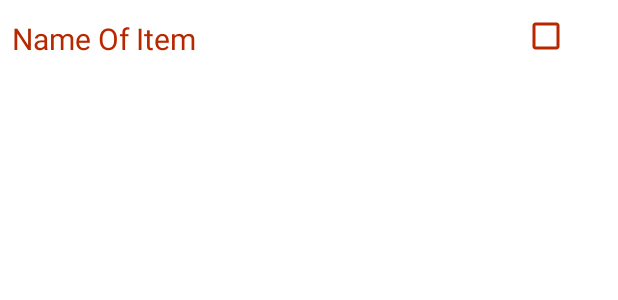
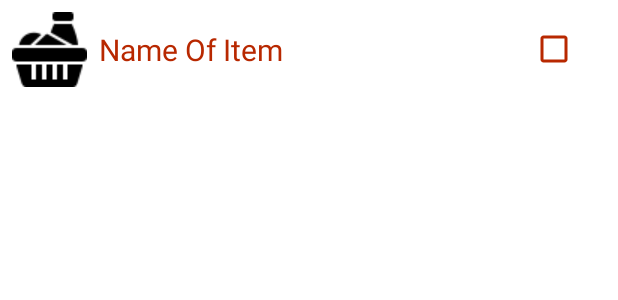
Before and after one commit to SagheerHussainZardari/Chef-Lab, an Android app: the layout recycler_layout_list_of_sub_cat.xml on its own in the app's theme, with its tools: preview values and no code run, on a phone screen of 412 x 824 dp. Shown: the top 300 px of the screen. Run offline under Robolectric (Android 15) with nearby library versions, the phone set to English and light mode, and no system bars.

Commit message:
Deliverd Version 1

```diff
--- a/app/src/main/java/com/sagheerhussainzardari/cheflab/Fragments/HomeFragment.kt
+++ b/app/src/main/java/com/sagheerhussainzardari/cheflab/Fragments/HomeFragment.kt
@@ -148,7 +148,7 @@ class HomeFragment : Fragment() {
 
     private fun setUpRecyclerView(listOfIngredents: ArrayList<IngredentsModel>) {
         recyclerview_list_of_sub_cats.setHasFixedSize(true)
-        recyclerview_list_of_sub_cats.layoutManager = GridLayoutManager(context, 2)
+        recyclerview_list_of_sub_cats.layoutManager = GridLayoutManager(context, 1)
         recyclerview_list_of_sub_cats.adapter =
             ListOfIngredentsAdapter(requireContext(), listOfIngredents, this)
 
--- a/app/src/main/java/com/sagheerhussainzardari/cheflab/Fragments/ScanIngredentsFragment.kt
+++ b/app/src/main/java/com/sagheerhussainzardari/cheflab/Fragments/ScanIngredentsFragment.kt
@@ -69,7 +69,7 @@ class ScanIngredentsFragment : Fragment() {
             labelListModel.clear()
             rv_scanedResult
             rv_scanedResult.setHasFixedSize(true)
-            rv_scanedResult.layoutManager = GridLayoutManager(context, 2)
+            rv_scanedResult.layoutManager = GridLayoutManager(context, 1)
             rv_scanedResult.adapter =
                 ListScannedIngredentsAdapter(requireContext(), labelListModel, this)
 
@@ -134,7 +134,7 @@ class ScanIngredentsFragment : Fragment() {
 
                     rv_scanedResult
                     rv_scanedResult.setHasFixedSize(true)
-                    rv_scanedResult.layoutManager = GridLayoutManager(context, 2)
+                    rv_scanedResult.layoutManager = GridLayoutManager(context, 1)
                     rv_scanedResult.adapter =
                         ListScannedIngredentsAdapter(requireContext(), labelListModel, this)
 
--- a/app/src/main/java/com/sagheerhussainzardari/cheflab/Fragments/ShoppingCartFragment.kt
+++ b/app/src/main/java/com/sagheerhussainzardari/cheflab/Fragments/ShoppingCartFragment.kt
@@ -66,7 +66,7 @@ class ShoppingCartFragment : Fragment() {
     fun setUpRecycler() {
 
         rv_shoppingList.setHasFixedSize(true)
-        rv_shoppingList.layoutManager = GridLayoutManager(context, 2)
+        rv_shoppingList.layoutManager = GridLayoutManager(context, 1)
         rv_shoppingList.adapter =
             ShoppingListAdapter(requireContext(), listOfIngredents, this)
     }
--- a/app/src/main/res/layout/recycler_layout_list_of_sub_cat.xml
+++ b/app/src/main/res/layout/recycler_layout_list_of_sub_cat.xml
@@ -6,11 +6,19 @@
     android:padding="8dp"
     android:weightSum="10">
 
+    <ImageView
+        android:layout_width="50dp"
+        android:layout_height="50dp"
+        android:src="@drawable/iconn"
+        android:tint="#000" />
+
     <TextView
         android:id="@+id/tv_ingredentName"
         android:layout_width="0dp"
         android:layout_height="wrap_content"
-        android:layout_marginTop="4dp"
+        android:layout_gravity="center_vertical"
+        android:gravity="center_vertical"
+        android:paddingLeft="8dp"
         android:layout_weight="8"
         android:text="Name Of Item"
         android:textColor="@color/colorPrimaryDark"
@@ -19,6 +27,7 @@
     <CheckBox
         android:id="@+id/checkbox"
         android:layout_width="0dp"
+
         android:layout_height="match_parent"
         android:layout_gravity="center_vertical"
         android:layout_weight="2"
```
Also changed, not shown: app/src/main/res/drawable/ic_launcher_foreground.xml (+4 -3 lines), app/src/main/ic_launcher-playstore.png, app/src/main/res/drawable-v24/iconn.png (added), app/src/main/res/mipmap-hdpi/ic_launcher.png, app/src/main/res/mipmap-hdpi/ic_launcher_round.png, app/src/main/res/mipmap-mdpi/ic_launcher.png, app/src/main/res/mipmap-mdpi/ic_launcher_round.png, app/src/main/res/mipmap-xhdpi/ic_launcher.png, app/src/main/res/mipmap-xhdpi/ic_launcher_round.png, app/src/main/res/mipmap-xxhdpi/ic_launcher.png, app/src/main/res/mipmap-xxhdpi/ic_launcher_round.png, app/src/main/res/mipmap-xxxhdpi/ic_launcher.png, app/src/main/res/mipmap-xxxhdpi/ic_launcher_round.png.
